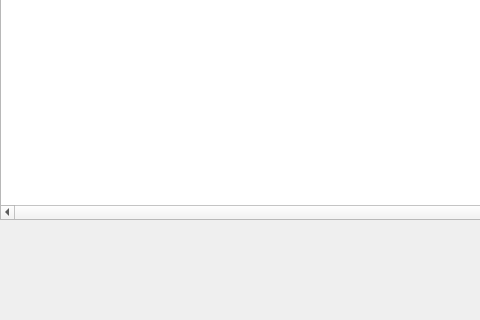
RuiChen0101/netstat, file src/ui/mainui.ui: the form before one commit; both pictures show x 0 to 480 and y 280 to 600 of the 800 by 600 pixel window.
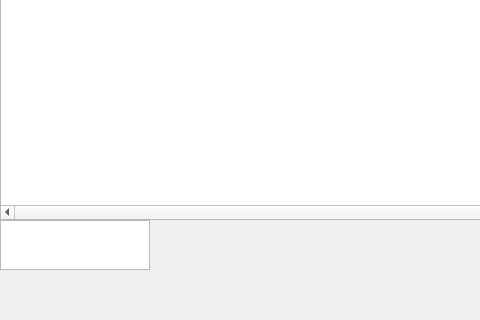
The form after the commit.

Commit message: 181214:list refresh

```diff
--- a/src/ui/mainui.ui
+++ b/src/ui/mainui.ui
@@ -89,6 +89,28 @@
     </property>
    </column>
   </widget>
+  <widget class="QTextEdit" name="sessionNum">
+   <property name="geometry">
+    <rect>
+     <x>0</x>
+     <y>500</y>
+     <width>150</width>
+     <height>50</height>
+    </rect>
+   </property>
+   <property name="minimumSize">
+    <size>
+     <width>150</width>
+     <height>50</height>
+    </size>
+   </property>
+   <property name="maximumSize">
+    <size>
+     <width>150</width>
+     <height>50</height>
+    </size>
+   </property>
+  </widget>
  </widget>
  <resources/>
  <connections/>
```
The commit also changes 2 other files.
